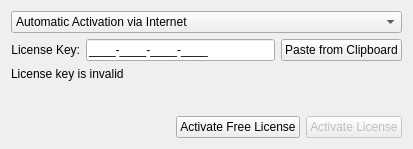
networkoptix/nx_open, file client/src/ui/widgets/settings/license_widget.ui: the form before one commit.
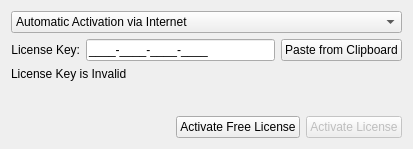
The form after the commit. Custom widgets are drawn as their Qt base class.

Diff of the .ui file:
```diff
--- a/client/src/ui/widgets/settings/license_widget.ui
+++ b/client/src/ui/widgets/settings/license_widget.ui
@@ -84,7 +84,7 @@
        <item>
         <widget class="QLabel" name="licenseKeyWarningLabel">
          <property name="text">
-          <string>License key is invalid</string>
+          <string>License Key is Invalid</string>
          </property>
         </widget>
        </item>
```
Left out of the diff: 2 changed lines with no effect on the pictures.
